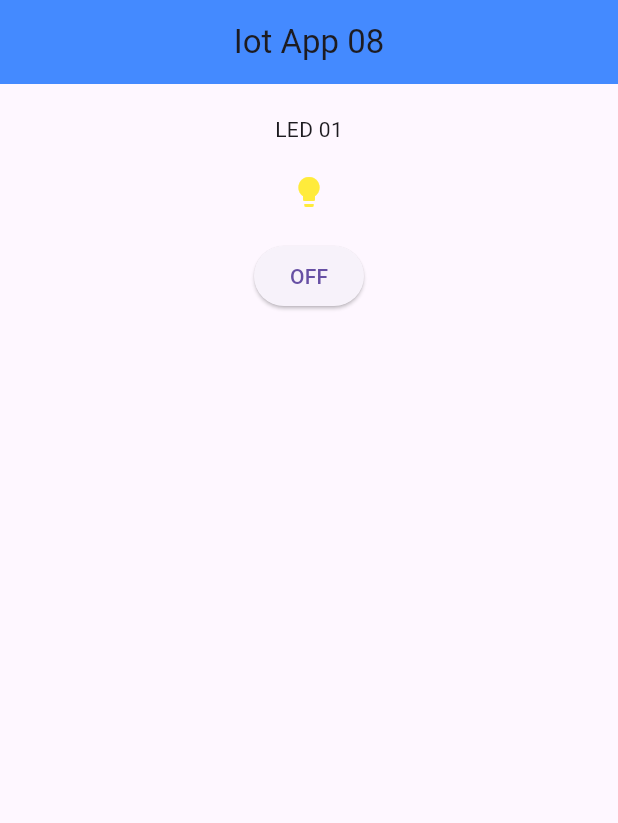
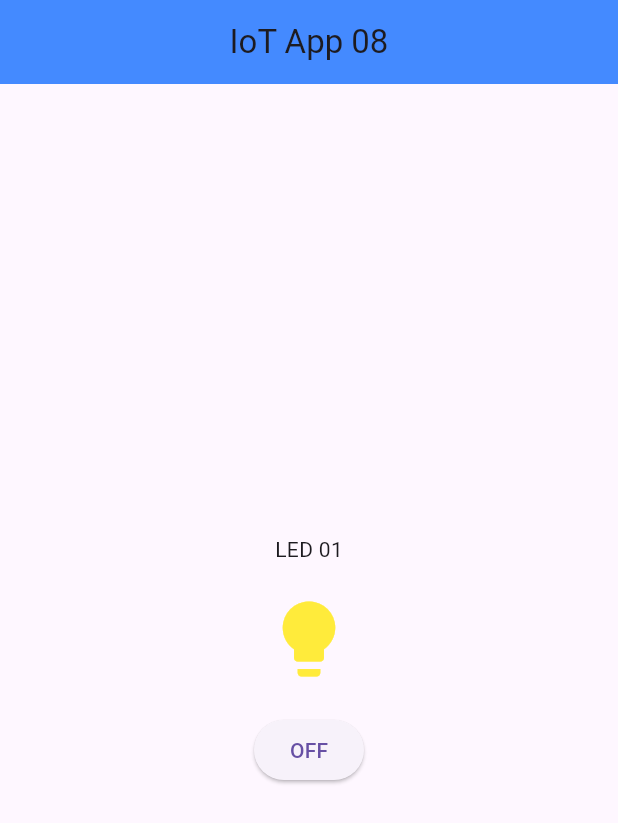
Before and after one commit to AshenKavinda/IoT_Flutter, a Flutter app: the screen it shows after launch, after a tap on "ON", on a phone screen of 412 x 824 dp. Shown: the top 823 px of the screen. Run offline on Flutter 3.47's test engine with Material 3 defaults, Android fonts, the phone set to English and light mode, and no system bars; our stand-ins replace firebase_core, firebase_database; accounts and stored records are empty.

Commit message:
finally inner peace

```diff
--- a/lib/main.dart
+++ b/lib/main.dart
@@ -1,11 +1,16 @@
-import 'package:firebase_database/firebase_database.dart';
 import 'package:flutter/material.dart';
 import 'package:firebase_core/firebase_core.dart';
+import 'package:firebase_database/firebase_database.dart';
 import 'firebase_options.dart';
 
 Future<void> main() async {
+  // Ensure Flutter bindings are initialized before Firebase
+  WidgetsFlutterBinding.ensureInitialized();
+
+  // Initialize Firebase
   await Firebase.initializeApp(options: DefaultFirebaseOptions.currentPlatform);
-  runApp(MyApp());
+
+  runApp(const MyApp());
 }
 
 class MyApp extends StatefulWidget {
@@ -18,41 +23,40 @@ class MyApp extends StatefulWidget {
 class _MyAppState extends State<MyApp> {
   Color iconColor = Colors.black;
   int ledState = 0;
-  Text textState = Text("ON");
   final dbR = FirebaseDatabase.instance.ref();
+
   @override
   Widget build(BuildContext context) {
     return MaterialApp(
       home: Scaffold(
         appBar: AppBar(
-          title: Text("Iot App 08"),
+          title: const Text("IoT App 08"),
           backgroundColor: Colors.blueAccent,
           centerTitle: true,
         ),
         body: Center(
           child: Column(
+            mainAxisSize: MainAxisSize.min,
             children: [
-              SizedBox(height: 20),
-              Text("LED 01"),
-              SizedBox(height: 20),
-              Icon(Icons.lightbulb, color: iconColor),
-              SizedBox(height: 20),
+              const Text("LED 01"),
+              const SizedBox(height: 20),
+              Icon(Icons.lightbulb, color: iconColor, size: 60),
+              const SizedBox(height: 20),
               ElevatedButton(
                 onPressed: () {
                   setState(() {
                     if (ledState == 0) {
                       ledState = 1;
                       iconColor = Colors.yellow;
-                      textState = Text("OFF");
                     } else {
                       ledState = 0;
                       iconColor = Colors.black;
-                      textState = Text("ON");
                     }
+                    // Write to Firebase
                     dbR.child("light").set({"awitch": ledState});
                   });
                 },
-                child: textState,
+                child: Text(ledState == 0 ? "ON" : "OFF"),
               ),
             ],
           ),
```
Also changed, not shown: 1 other file.
